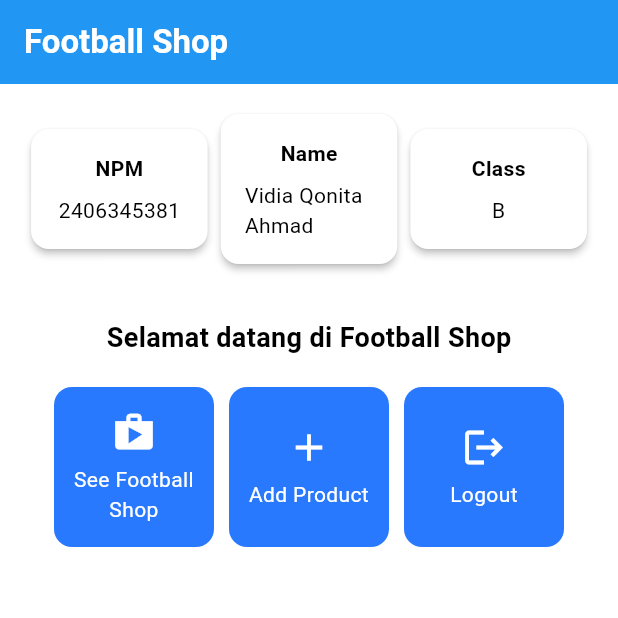
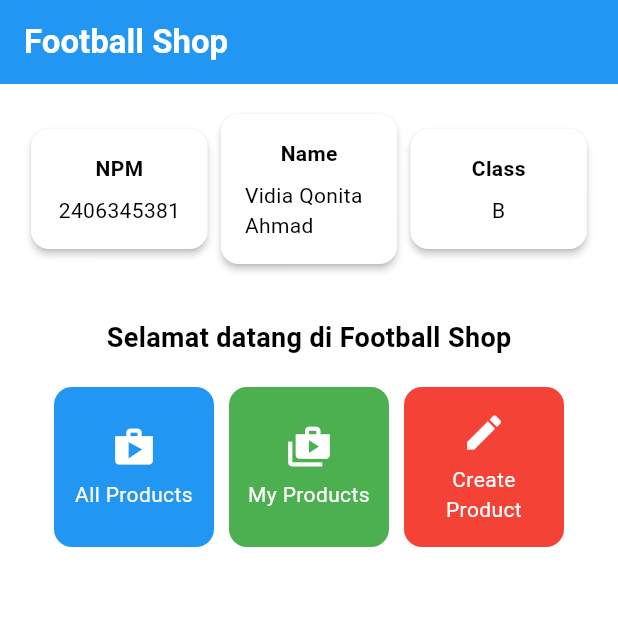
Before and after one commit to vidiaqonita/football-shop-mobile, a Flutter app: the screen it shows after launch, on a phone screen of 412 x 824 dp, the top half of it. Run offline on Flutter 3.47's test engine with Material 3 defaults, Android fonts, the phone set to English and light mode, and no system bars.

Commit message:
perbaikan warna + almost done Tugas 7 (belum README.md)

```diff
--- a/football_shop/lib/menu.dart
+++ b/football_shop/lib/menu.dart
@@ -1,10 +1,10 @@
 import 'package:flutter/material.dart';
 
 class ItemHomepage {
- final String name;
- final IconData icon;
-
- ItemHomepage(this.name, this.icon);
+  final String name;
+  final IconData icon;
+  final Color color;
+  ItemHomepage(this.name, this.icon, this.color);
 }
 
 class MyHomePage extends StatelessWidget {
@@ -15,9 +15,9 @@ class MyHomePage extends StatelessWidget {
   final String kelas = "B"; //kelas
 
   final List<ItemHomepage> items = [
-    ItemHomepage("See Football Shop", Icons.shop),
-    ItemHomepage("Add Product", Icons.add),
-    ItemHomepage("Logout", Icons.logout),
+    ItemHomepage("All Products", Icons.shop, Colors.blue),
+    ItemHomepage("My Products", Icons.shop_2, Colors.green),
+    ItemHomepage("Create Product", Icons.create, Colors.red),
   ];
   @override
     Widget build(BuildContext context) {
@@ -25,7 +25,7 @@ class MyHomePage extends StatelessWidget {
     return Scaffold(
       // AppBar adalah bagian atas halaman yang menampilkan judul.
       appBar: AppBar(
-        // Judul aplikasi "Football News" dengan teks putih dan tebal.
+        // Judul aplikasi "Football Shop" dengan teks putih dan tebal.
         title: const Text(
           'Football Shop',
           style: TextStyle(
@@ -110,7 +110,7 @@ class ItemCard extends StatelessWidget {
   Widget build(BuildContext context) {
     return Material(
       // Menentukan warna latar belakang dari tema aplikasi.
-      color: Theme.of(context).colorScheme.secondary,
+      color: item.color,
       // Membuat sudut kartu melengkung.
       borderRadius: BorderRadius.circular(12),
 
```
